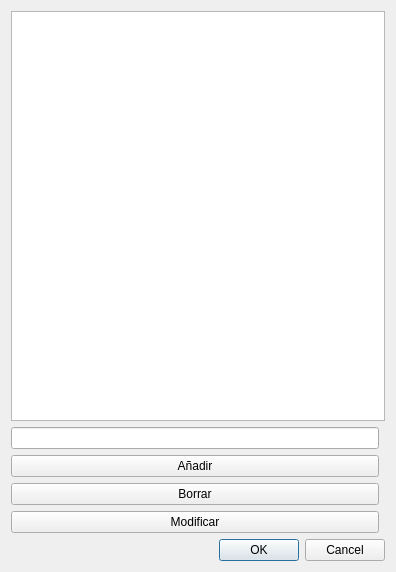
Old version of the form formaspago.ui in the repository Ladis72/tienda.
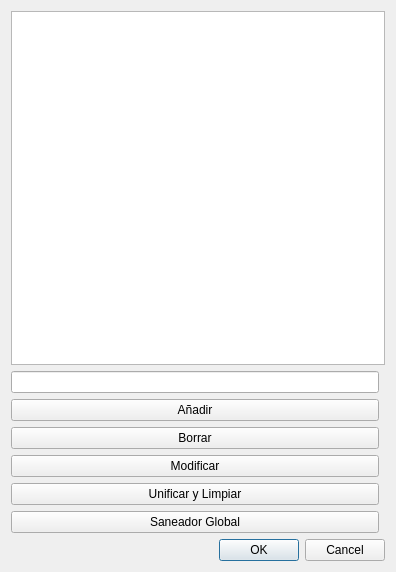
New version of the form.

Commit message: feat: implement master data unification and global sanitization tools across multiple modules

```diff
--- a/formaspago.ui
+++ b/formaspago.ui
@@ -40,6 +40,20 @@
        </property>
       </widget>
      </item>
+     <item row="5" column="0">
+      <widget class="QPushButton" name="pushButtonUnificar">
+       <property name="text">
+        <string>Unificar y Limpiar</string>
+       </property>
+      </widget>
+     </item>
+     <item row="6" column="0">
+      <widget class="QPushButton" name="pushButtonSaneador">
+       <property name="text">
+        <string>Saneador Global</string>
+       </property>
+      </widget>
+     </item>
      <item row="0" column="0" colspan="2">
       <widget class="QTableView" name="tableView">
        <attribute name="verticalHeaderVisible">
```
Left out of the diff: 2 changed lines with no effect on the pictures. The commit also changes 34 other files.
